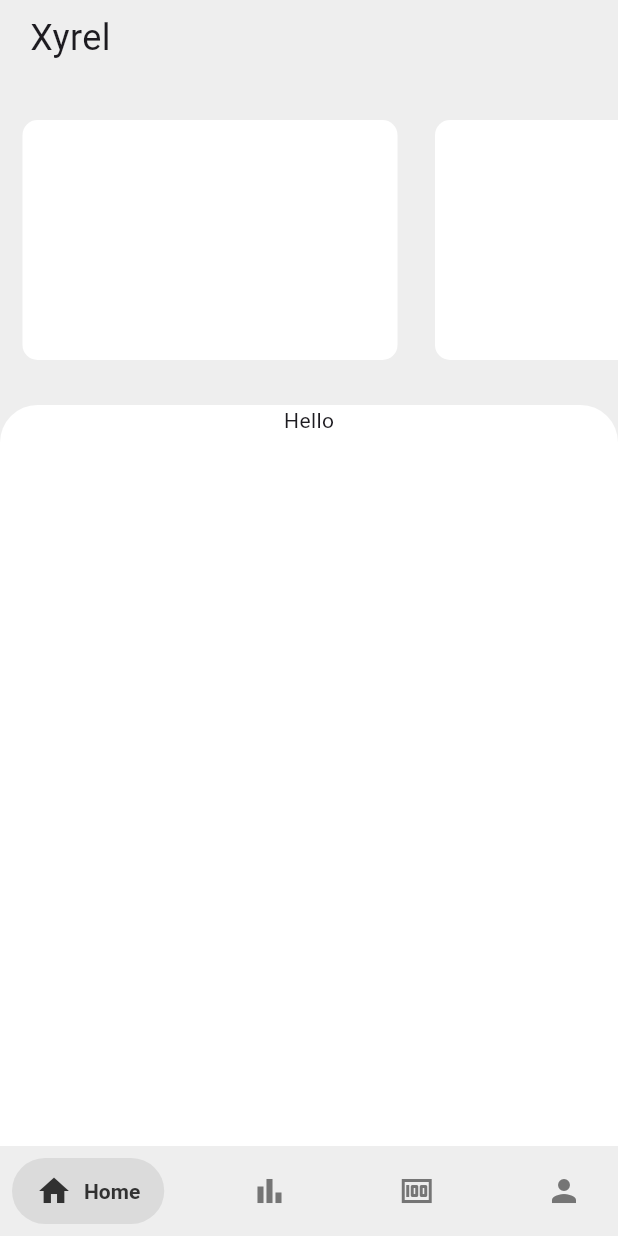
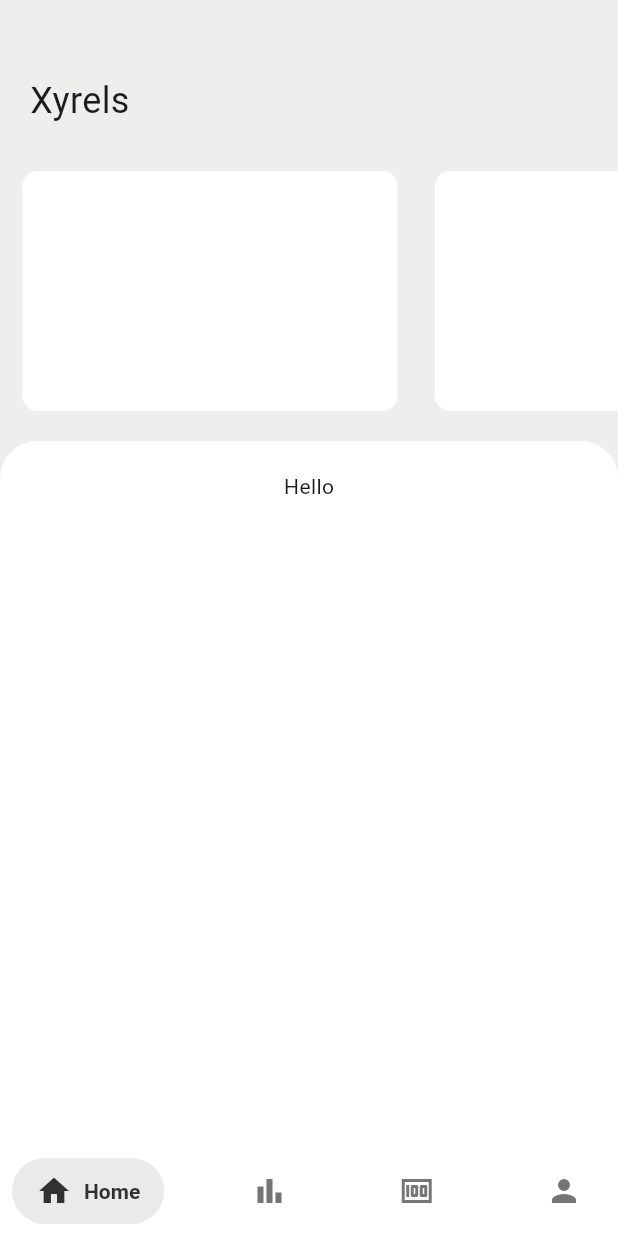
Before and after one commit to XyrelTenz/Budget-Tracker-System, a Flutter app: the screen it shows after launch, on a phone screen of 412 x 824 dp. Run offline on Flutter 3.47's test engine with Material 3 defaults, Android fonts, the phone set to English and light mode, and no system bars; drawn by our look-alikes of salomon_bottom_bar.

Commit message:
Fixing Layouts

```diff
--- a/lib/screen/home_screen.dart
+++ b/lib/screen/home_screen.dart
@@ -14,23 +14,19 @@ class _HomeScreenState extends State<HomeScreen> {
     return Scaffold(
       backgroundColor: Colors.grey[200],
       body: SafeArea(
-        child: SingleChildScrollView(
         child: Column(
-            spacing: 10,
+          crossAxisAlignment: CrossAxisAlignment.start,
           children: <Widget>[
-              Row(
-                mainAxisAlignment: MainAxisAlignment.start,
-                children: <Widget>[
-                  Padding(padding: EdgeInsetsGeometry.only(top: 50, left: 20)),
-                  Text(
-                    "Xyrel",
-                    style: TextStyle(
-                      fontSize: 24,
-                      fontWeight: FontWeight.normal,
+            const Padding(
+              padding: EdgeInsets.only(top: 50, left: 20),
+              child: Text(
+                "Xyrels",
+                style: TextStyle(fontSize: 24, fontWeight: FontWeight.normal),
               ),
             ),
-                ],
-              ),
+
+            const SizedBox(height: 10),
+
             SizedBox(
               height: 200,
               child: ListView.separated(
@@ -44,22 +40,30 @@ class _HomeScreenState extends State<HomeScreen> {
                 itemBuilder: (context, index) => const CardItem(),
               ),
             ),
-              Container(
-                width: MediaQuery.of(context).size.width,
-                height: MediaQuery.of(context).size.height,
-                decoration: BoxDecoration(
+
+            Expanded(
+              child: Container(
+                width: double.infinity,
+                decoration: const BoxDecoration(
                   color: Colors.white,
                   borderRadius: BorderRadius.only(
                     topLeft: Radius.circular(25),
                     topRight: Radius.circular(25),
                   ),
                 ),
-                child: Column(children: <Widget>[Text("Hello")]),
+                child: const Column(
+                  children: <Widget>[
+                    Padding(
+                      padding: EdgeInsets.all(20.0),
+                      child: Text("Hello"),
                     ),
                   ],
                 ),
               ),
             ),
+          ],
+        ),
+      ),
     );
   }
 }
--- a/lib/widget/navigation_widget.dart
+++ b/lib/widget/navigation_widget.dart
@@ -23,7 +23,7 @@ class _NavigationBarState extends State<NavigationWidget> {
   @override
   Widget build(BuildContext context) {
     return Scaffold(
-      backgroundColor: Colors.grey[200],
+      backgroundColor: Colors.white,
       body: _homeScreen[_selectedIndex],
       bottomNavigationBar: SalomonBottomBar(
         currentIndex: _selectedIndex,
```
Lines whose indentation alone changed are shown as unchanged.
